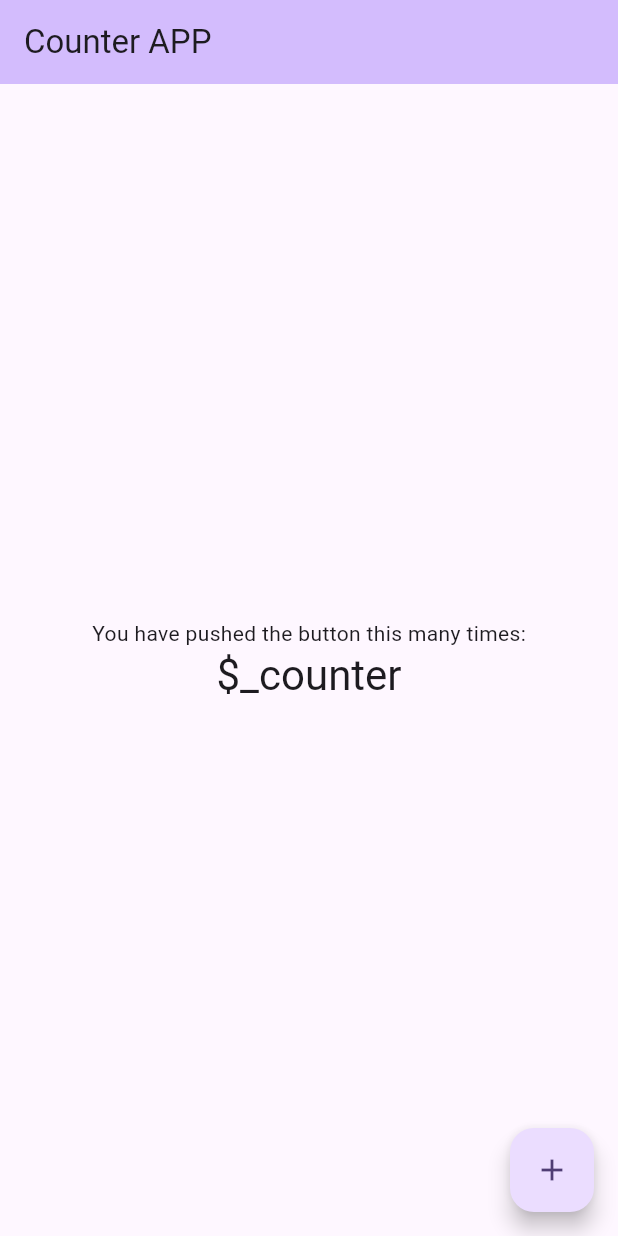
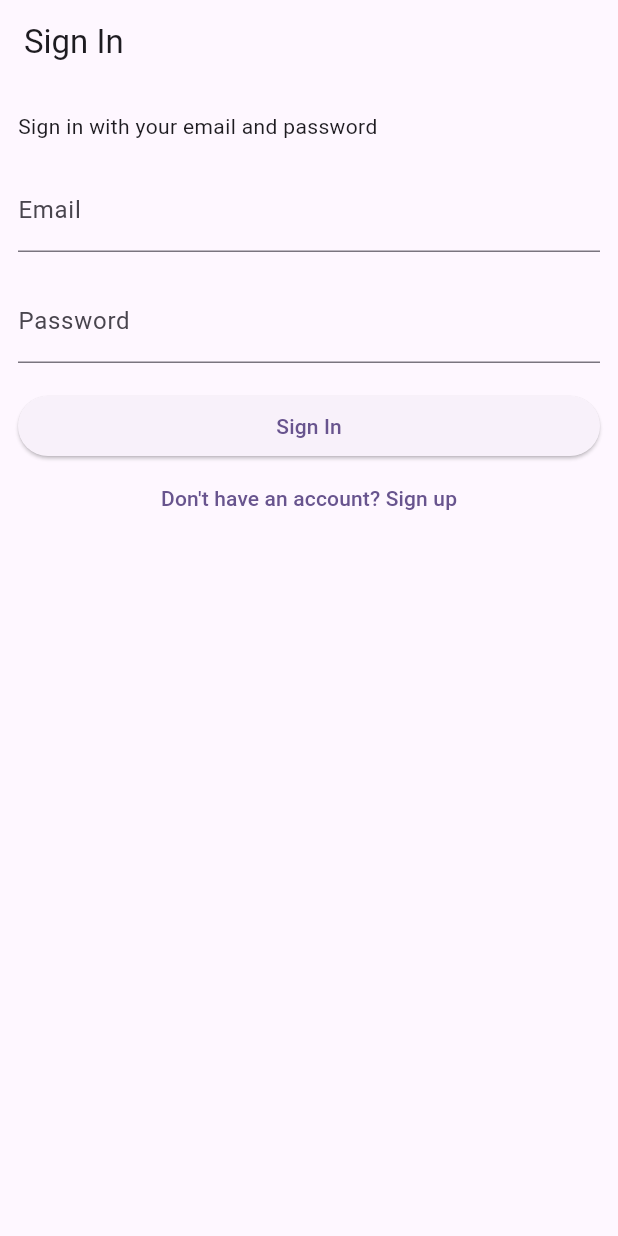
Before and after one commit to could-ai/019827b2-146c-7610-940e-a25455172f04, a Flutter app: the screen it shows after launch, on a phone screen of 412 x 824 dp. Run offline on Flutter 3.47's test engine with Material 3 defaults, Android fonts, the phone set to English and light mode, and no system bars; our stand-ins replace supabase_flutter; accounts and stored records are empty.

Commit message:
Initialize Supabase, set up routes, and add logout functionality.; Create user login page with email/password authentication.; Create user registration page for new account creation.; Create splash screen to handle auth state and redirect users.; Create constants file for Supabase client and helper extensions.

```diff
--- a/usr/lib/main.dart
+++ b/usr/lib/main.dart
@@ -1,52 +1,44 @@
+import 'package:couldai_user_app/pages/login_page.dart';
+import 'package:couldai_user_app/pages/signup_page.dart';
+import 'package:couldai_user_app/pages/splash_page.dart';
 import 'package:flutter/material.dart';
+import 'package:supabase_flutter/supabase_flutter.dart';
 
-void main() {
+Future<void> main() async {
+  WidgetsFlutterBinding.ensureInitialized();
+
+  await Supabase.initialize(
+    // TODO: Replace with your own Supabase URL and Anon Key
+    url: 'YOUR_SUPABASE_URL',
+    anonKey: 'YOUR_SUPABASE_ANON_KEY',
+  );
   runApp(const MyApp());
 }
 
 class MyApp extends StatelessWidget {
   const MyApp({super.key});
 
-  // This widget is the root of your application.
   @override
   Widget build(BuildContext context) {
     return MaterialApp(
       title: 'Counter APP',
       debugShowCheckedModeBanner: false,
       theme: ThemeData(
-        // This is the theme of your application.
-        //
-        // TRY THIS: Try running your application with "flutter run". You'll see
-        // the application has a purple toolbar. Then, without quitting the app,
-        // try changing the seedColor in the colorScheme below to Colors.green
-        // and then invoke "hot reload" (save your changes or press the "hot
-        // reload" button in a Flutter-supported IDE, or press "r" if you used
-        // the command line to start the app).
-        //
-        // Notice that the counter didn't reset back to zero; the application
-        // state is not lost during the reload. To reset the state, use hot
-        // restart instead.
-        //
-        // This works for code too, not just values: Most code changes can be
-        // tested with just a hot reload.
         colorScheme: ColorScheme.fromSeed(seedColor: Colors.deepPurple),
       ),
-      home: const MyHomePage(title: 'Counter APP'),
+      initialRoute: '/',
+      routes: <String, WidgetBuilder>{
+        '/': (_) => const SplashPage(),
+        '/login': (_) => const LoginPage(),
+        '/signup': (_) => const SignUpPage(),
+        '/home': (_) => const MyHomePage(title: 'Counter APP'),
+      },
     );
   }
 }
 
 class MyHomePage extends StatefulWidget {
   const MyHomePage({super.key, required this.title});
-
-  // This widget is the home page of your application. It is stateful, meaning
-  // that it has a State object (defined below) that contains fields that affect
-  // how it looks.
-
-  // This class is the configuration for the state. It holds the values (in this
-  // case the title) provided by the parent (in this case the App widget) and
-  // used by the build method of the State. Fields in a Widget subclass are
-  // always marked "final".
 
   final String title;
 
@@ -59,54 +51,35 @@ class _MyHomePageState extends State<MyHomePage> {
 
   void _incrementCounter() {
     setState(() {
-      // This call to setState tells the Flutter framework that something has
-      // changed in this State, which causes it to rerun the build method below
-      // so that the display can reflect the updated values. If we changed
-      // _counter without calling setState(), then the build method would not be
-      // called again, and so nothing would appear to happen.
       _counter++;
     });
   }
 
   @override
   Widget build(BuildContext context) {
-    // This method is rerun every time setState is called, for instance as done
-    // by the _incrementCounter method above.
-    //
-    // The Flutter framework has been optimized to make rerunning build methods
-    // fast, so that you can just rebuild anything that needs updating rather
-    // than having to individually change instances of widgets.
     return Scaffold(
       appBar: AppBar(
-        // TRY THIS: Try changing the color here to a specific color (to
-        // Colors.amber, perhaps?) and trigger a hot reload to see the AppBar
-        // change color while the other colors stay the same.
         backgroundColor: Theme.of(context).colorScheme.inversePrimary,
-        // Here we take the value from the MyHomePage object that was created by
-        // the App.build method, and use it to set our appbar title.
         title: Text(widget.title),
+        actions: [
+          IconButton(
+            onPressed: () async {
+              await Supabase.instance.client.auth.signOut();
+              if (mounted) {
+                Navigator.of(context)
+                    .pushNamedAndRemoveUntil('/login', (route) => false);
+              }
+            },
+            icon: const Icon(Icons.logout),
+          )
+        ],
       ),
       body: Center(
-        // Center is a layout widget. It takes a single child and positions it
-        // in the middle of the parent.
         child: Column(
-          // Column is also a layout widget. It takes a list of children and
-          // arranges them vertically. By default, it sizes itself to fit its
-          // children horizontally, and tries to be as tall as its parent.
-          //
-          // Column has various properties to control how it sizes itself and
-          // how it positions its children. Here we use mainAxisAlignment to
-          // center the children vertically; the main axis here is the vertical
-          // axis because Columns are vertical (the cross axis would be
-          // horizontal).
-          //
-          // TRY THIS: Invoke "debug painting" (choose the "Toggle Debug Paint"
-          // action in the IDE, or press "p" in the console), to see the
-          // wireframe for each widget.
           mainAxisAlignment: MainAxisAlignment.center,
           children: <Widget>[
             const Text('You have pushed the button this many times:'),
-            Text('\$_counter', style: Theme.of(context).textTheme.headlineMedium),
+            Text('$_counter', style: Theme.of(context).textTheme.headlineMedium),
           ],
         ),
       ),
@@ -114,7 +87,7 @@ class _MyHomePageState extends State<MyHomePage> {
         onPressed: _incrementCounter,
         tooltip: 'Increment',
         child: const Icon(Icons.add),
-      ), // This trailing comma makes auto-formatting nicer for build methods.
+      ),
     );
   }
 }
--- /dev/null
+++ b/usr/lib/pages/login_page.dart
@@ -0,0 +1,83 @@
+import 'package:couldai_user_app/utils/constants.dart';
+import 'package:flutter/material.dart';
+import 'package:supabase_flutter/supabase_flutter.dart';
+
+class LoginPage extends StatefulWidget {
+  const LoginPage({Key? key}) : super(key: key);
+
+  @override
+  _LoginPageState createState() => _LoginPageState();
+}
+
+class _LoginPageState extends State<LoginPage> {
+  bool _isLoading = false;
+  final _emailController = TextEditingController();
+  final _passwordController = TextEditingController();
+
+  Future<void> _signIn() async {
+    setState(() {
+      _isLoading = true;
+    });
+    try {
+      await supabase.auth.signInWithPassword(
+        email: _emailController.text,
+        password: _passwordController.text,
+      );
+      if (mounted) {
+        Navigator.of(context).pushNamedAndRemoveUntil('/home', (route) => false);
+      }
+    } on AuthException catch (error) {
+      context.showErrorSnackBar(message: error.message);
+    } catch (_) {
+      context.showErrorSnackBar(message: unexpectedErrorMessage);
+    }
+    if (mounted) {
+      setState(() {
+        _isLoading = false;
+      });
+    }
+  }
+
+  @override
+  void dispose() {
+    _emailController.dispose();
+    _passwordController.dispose();
+    super.dispose();
+  }
+
+  @override
+  Widget build(BuildContext context) {
+    return Scaffold(
+      appBar: AppBar(title: const Text('Sign In')),
+      body: ListView(
+        padding: const EdgeInsets.symmetric(vertical: 18, horizontal: 12),
+        children: [
+          const Text('Sign in with your email and password'),
+          const SizedBox(height: 18),
+          TextFormField(
+            controller: _emailController,
+            decoration: const InputDecoration(labelText: 'Email'),
+            keyboardType: TextInputType.emailAddress,
+          ),
+          const SizedBox(height: 18),
+          TextFormField(
+            controller: _passwordController,
+            decoration: const InputDecoration(labelText: 'Password'),
+            obscureText: true,
+          ),
+          const SizedBox(height: 18),
+          ElevatedButton(
+            onPressed: _isLoading ? null : _signIn,
+            child: Text(_isLoading ? 'Loading' : 'Sign In'),
+          ),
+          TextButton(
+            onPressed: () {
+              Navigator.of(context).pushNamed('/signup');
+            },
+            child: const Text('Don\'t have an account? Sign up'),
+          ),
+        ],
+      ),
+    );
+  }
+}
```
Also changed, not shown: usr/lib/pages/signup_page.dart (added, +79 -0 lines), usr/lib/pages/splash_page.dart (added, +36 -0 lines), usr/lib/utils/constants.dart (added, +22 -0 lines).
